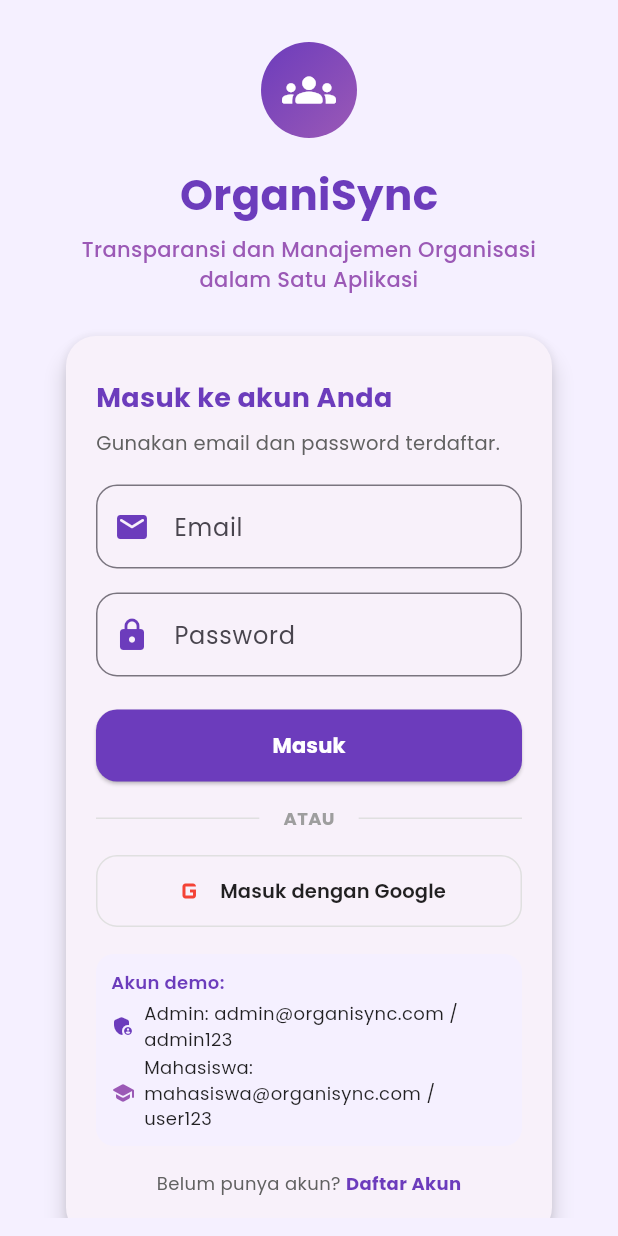
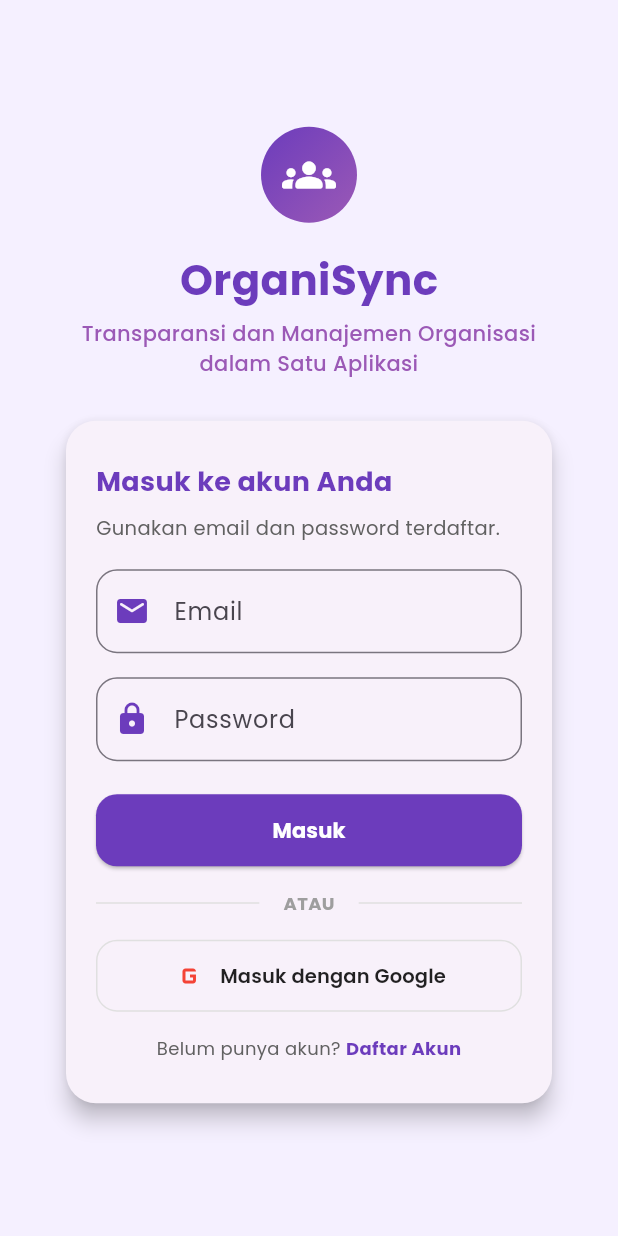
Before and after one commit to fazzaairell/sab_organisync, a Flutter app: the screen it shows after launch, on a phone screen of 412 x 824 dp. Run offline on Flutter 3.47's test engine with Material 3 defaults, Android fonts, the light colour scheme and no system bars; our stand-ins replace cloud_firestore, curved_navigation_bar, firebase_auth, firebase_core, firebase_storage, google_fonts and 4 more; accounts and stored records are empty; network calls fail.

Commit message:
saya beneran nyerah

```diff
--- a/lib/screens/login_screen.dart
+++ b/lib/screens/login_screen.dart
@@ -58,6 +58,7 @@
       _isLoading = true;
     });
 
+    try {
       final user = await AuthService.instance.signInWithGoogle();
 
       setState(() {
@@ -75,11 +76,24 @@
 
       ScaffoldMessenger.of(context).showSnackBar(
         SnackBar(
-        content: Text('Login Google gagal atau dibatalkan',
+          content: Text('Login Google dibatalkan',
+              style: GoogleFonts.poppins()),
+          backgroundColor: Colors.orange,
+        ),
+      );
+    } catch (e) {
+      setState(() {
+        _isLoading = false;
+      });
+      if (!mounted) return;
+      ScaffoldMessenger.of(context).showSnackBar(
+        SnackBar(
+          content: Text(e.toString().replaceAll('Exception: ', ''),
               style: GoogleFonts.poppins()),
           backgroundColor: Colors.red,
         ),
       );
+    }
   }
 
   @override
@@ -254,43 +268,7 @@
                             ],
                           ),
                         ),
-                        const SizedBox(height: 18),
-                        Container(
-                          padding: const EdgeInsets.all(10),
-                          decoration: BoxDecoration(
-                            color: const Color(0xFFF5F0FF),
-                            borderRadius: BorderRadius.circular(12),
-                          ),
-                          child: Column(
-                            crossAxisAlignment: CrossAxisAlignment.start,
-                            children: [
-                              Text('Akun demo:',
-                                  style: GoogleFonts.poppins(fontSize: 12, color: Color(0xFF6C3CBC), fontWeight: FontWeight.w600)),
-                              const SizedBox(height: 4),
-                              Row(
-                                children: [
-                                  const Icon(Icons.admin_panel_settings_rounded, size: 16, color: Color(0xFF6C3CBC)),
-                                  const SizedBox(width: 6),
-                                  Flexible(
-                                    child: Text('Admin: admin@organisync.com / admin123',
-                                        style: GoogleFonts.poppins(fontSize: 12, color: Colors.black87)),
-                                  ),
-                                ],
-                              ),
-                              const SizedBox(height: 2),
-                              Row(
-                                children: [
-                                  const Icon(Icons.school_rounded, size: 16, color: Color(0xFF9B59B6)),
-                                  const SizedBox(width: 6),
-                                  Flexible(
-                                    child: Text('Mahasiswa: mahasiswa@organisync.com / user123',
-                                        style: GoogleFonts.poppins(fontSize: 12, color: Colors.black87)),
-                                  ),
-                                ],
-                              ),
-                            ],
-                          ),
-                        ),
+
                         const SizedBox(height: 16),
                         Row(
                           mainAxisAlignment: MainAxisAlignment.center,
--- a/lib/services/auth_service.dart
+++ b/lib/services/auth_service.dart
@@ -93,9 +93,8 @@
       }
     } catch (e) {
       print('Error Google Sign In: $e');
-      return null;
+      throw Exception('Error: $e');
     }
-    return null;
   }
 
   Future<bool> login(String email, String password) async {
```
Also changed, not shown: lib/firebase_options.dart, 7 other files. Lines whose indentation alone changed are shown as unchanged.
